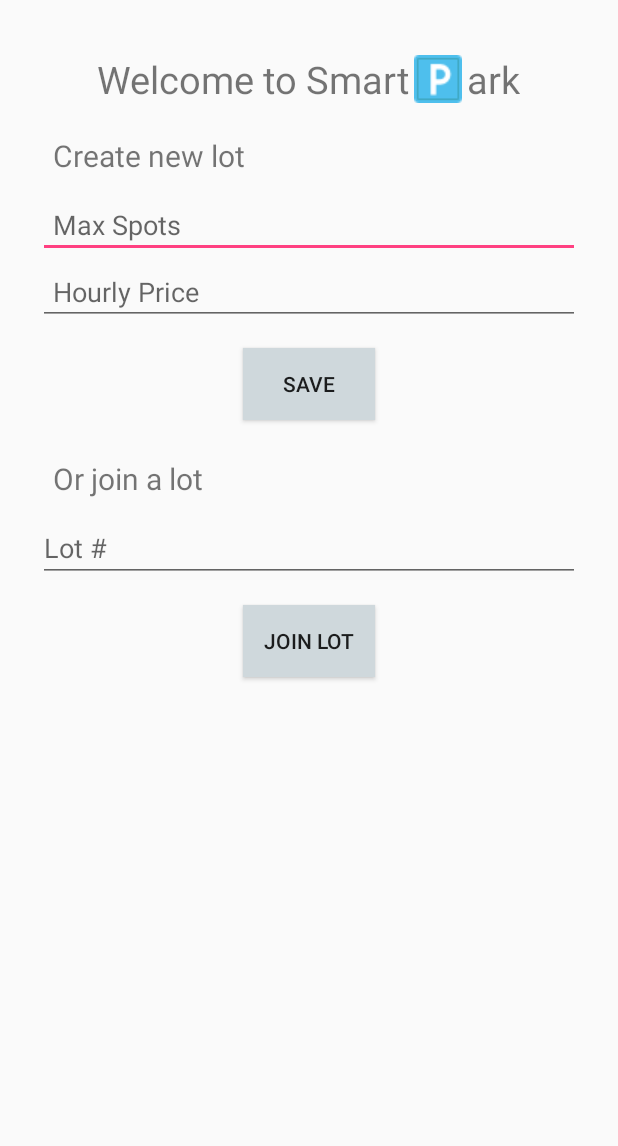
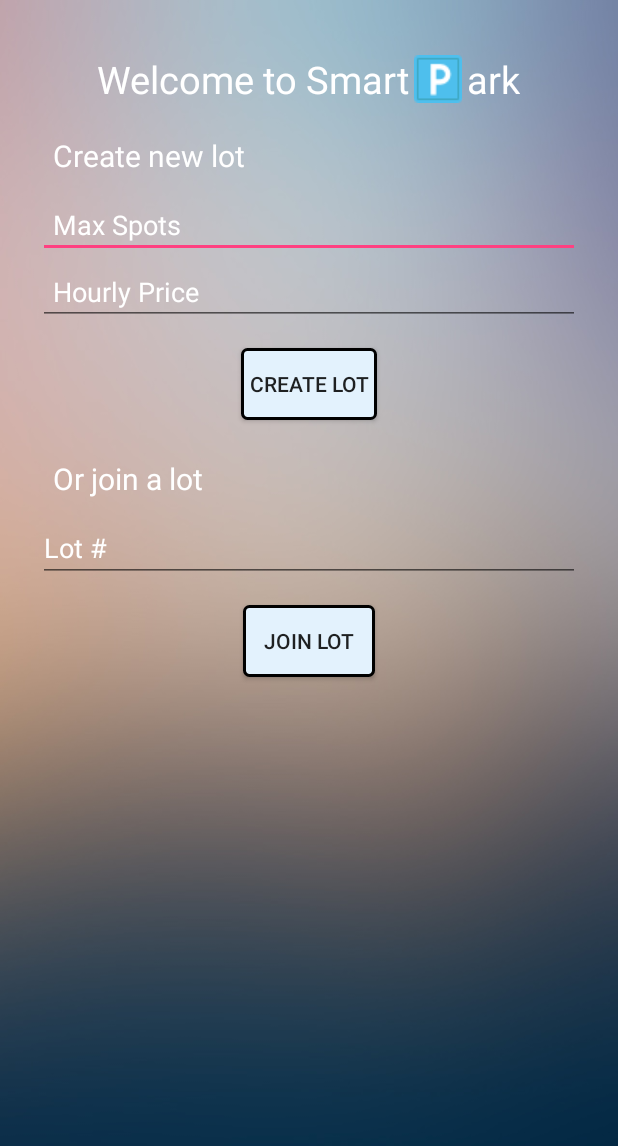
Before and after one commit to kevinfaust0308/AutoPark, an Android app: the layout activity_registration.xml on its own in the app's theme, with its tools: preview values and no code run, on a phone screen of 412 x 824 dp. Shown: the top 1146 px of the screen. Run offline under Robolectric (Android 15) with nearby library versions, the phone set to English and light mode, and no system bars.

Commit message:
ui updates

```diff
--- /dev/null
+++ b/app/src/main/res/drawable/round_button.xml
@@ -0,0 +1,7 @@
+<?xml version="1.0" encoding="utf-8"?>
+<shape xmlns:android="http://schemas.android.com/apk/res/android"
+       android:shape="rectangle">
+    <solid android:color="@color/md_blue_50" />
+    <corners android:radius="3dp" />
+    <stroke android:width="3px" android:color="#000000" />
+</shape>
--- a/app/src/main/res/layout/activity_main.xml
+++ b/app/src/main/res/layout/activity_main.xml
@@ -6,6 +6,7 @@
     android:id="@+id/activity_main"
     android:layout_width="match_parent"
     android:layout_height="match_parent"
+    android:background="@drawable/background"
     android:gravity="center_horizontal"
     android:orientation="vertical"
     tools:context="com.monsoonblessing.kevinfaust.ruhacks.MainActivity">
@@ -16,6 +17,7 @@
         android:layout_height="wrap_content"
         android:padding="15dp"
         android:text="License Plate"
+        android:textColor="@color/md_white_1000"
         android:textSize="17sp"/>
 
     <ImageView
@@ -42,6 +44,7 @@
         android:layout_marginTop="8dp"
         android:padding="8dp"
         android:text="Result:"
+        android:textColor="@color/md_white_1000"
         android:textSize="20sp"
         android:visibility="gone"/>
 
@@ -54,6 +57,8 @@
         android:visibility="gone">
 
         <EditText
+            android:textColorHint="@color/md_white_1000"
+            android:textColor="@color/md_white_1000"
             android:id="@+id/creditCardText"
             android:layout_width="wrap_content"
             android:layout_height="wrap_content"
@@ -67,7 +72,7 @@
             android:layout_height="wrap_content"
             android:layout_marginLeft="8dp"
             android:layout_marginStart="8dp"
-            android:background="@color/md_blue_grey_100"
+            android:background="@drawable/round_button"
             android:text="verify"/>
 
     </LinearLayout>
@@ -90,6 +95,7 @@
             android:inputType="textPersonName"
             android:maxLines="10"
             android:padding="5dp"
+            android:textColor="@color/md_white_1000"
             android:textSize="15sp"/>
 
         <TextView
@@ -101,6 +107,7 @@
             android:inputType="textPersonName"
             android:maxLines="10"
             android:padding="5dp"
+            android:textColor="@color/md_white_1000"
             android:textSize="15sp"/>
 
     </LinearLayout>
@@ -117,7 +124,8 @@
             android:layout_height="wrap_content"
             android:layout_gravity="bottom"
             android:gravity="center_horizontal"
-            android:text="Lot availability:"/>
+            android:text="Lot availability:"
+            android:textColor="@color/md_white_1000"/>
 
     </LinearLayout>
 
--- a/app/src/main/res/layout/activity_registration.xml
+++ b/app/src/main/res/layout/activity_registration.xml
@@ -4,39 +4,42 @@
     xmlns:tools="http://schemas.android.com/tools"
     android:layout_width="match_parent"
     android:layout_height="match_parent"
+    android:background="@drawable/background"
     android:orientation="vertical"
     android:padding="25dp"
     tools:context="com.monsoonblessing.kevinfaust.ruhacks.RegistrationActivity">
 
     <LinearLayout
+        android:layout_width="match_parent"
+        android:layout_height="wrap_content"
         android:gravity="center"
-        android:layout_width="match_parent"
-        android:orientation="horizontal"
-        android:layout_height="wrap_content">
+        android:orientation="horizontal">
 
         <TextView
             android:layout_width="wrap_content"
             android:layout_height="wrap_content"
+            android:paddingBottom="10dp"
+            android:paddingLeft="10dp"
+            android:paddingRight="3dp"
             android:paddingTop="10dp"
-            android:paddingBottom="10dp"
-            android:paddingRight="3dp"
-            android:paddingLeft="10dp"
             android:text="Welcome to Smart"
+            android:textColor="@color/md_white_1000"
             android:textSize="25sp"/>
 
         <ImageView
             android:layout_width="wrap_content"
-            android:src="@drawable/parking"
-            android:layout_height="wrap_content"/>
+            android:layout_height="wrap_content"
+            android:src="@drawable/parking"/>
 
         <TextView
             android:layout_width="wrap_content"
             android:layout_height="wrap_content"
+            android:paddingBottom="10dp"
+            android:paddingLeft="3dp"
+            android:paddingRight="10dp"
             android:paddingTop="10dp"
-            android:paddingBottom="10dp"
-            android:paddingRight="10dp"
-            android:paddingLeft="3dp"
             android:text="ark"
+            android:textColor="@color/md_white_1000"
             android:textSize="25sp"/>
 
     </LinearLayout>
@@ -47,9 +50,12 @@
         android:layout_height="wrap_content"
         android:padding="10dp"
         android:text="Create new lot"
+        android:textColor="@color/md_white_1000"
         android:textSize="20sp"/>
 
     <EditText
+        android:textColorHint="@color/md_white_1000"
+        android:textColor="@color/md_white_1000"
         android:id="@+id/max_spots_text"
         android:layout_width="match_parent"
         android:layout_height="wrap_content"
@@ -57,6 +63,8 @@
         android:padding="10dp"/>
 
     <EditText
+        android:textColorHint="@color/md_white_1000"
+        android:textColor="@color/md_white_1000"
         android:id="@+id/hourly_price_text"
         android:layout_width="match_parent"
         android:layout_height="wrap_content"
@@ -69,8 +77,9 @@
         android:layout_height="wrap_content"
         android:layout_gravity="center_horizontal"
         android:layout_margin="15dp"
-        android:background="@color/md_blue_grey_100"
-        android:text="Save"/>
+        android:background="@drawable/round_button"
+        android:padding="5dp"
+        android:text="create lot"/>
 
 
     <TextView
@@ -78,9 +87,12 @@
         android:layout_height="wrap_content"
         android:padding="10dp"
         android:text="Or join a lot"
+        android:textColor="@color/md_white_1000"
         android:textSize="20sp"/>
 
     <EditText
+        android:textColorHint="@color/md_white_1000"
+        android:textColor="@color/md_white_1000"
         android:id="@+id/join_lot_text"
         android:layout_width="match_parent"
         android:layout_height="wrap_content"
@@ -92,7 +104,7 @@
         android:layout_height="wrap_content"
         android:layout_gravity="center_horizontal"
         android:layout_margin="15dp"
-        android:background="@color/md_blue_grey_100"
+        android:background="@drawable/round_button"
         android:text="Join Lot"/>
 
 </LinearLayout>
--- a/app/src/main/res/values/styles.xml
+++ b/app/src/main/res/values/styles.xml
@@ -1,7 +1,7 @@
 <resources>
 
     <!-- Base application theme. -->
-    <style name="AppTheme" parent="Theme.AppCompat.Light.DarkActionBar">
+    <style name="AppTheme" parent="Theme.AppCompat.Light.NoActionBar">
         <!-- Customize your theme here. -->
         <item name="colorPrimary">@color/colorPrimary</item>
         <item name="colorPrimaryDark">@color/colorPrimaryDark</item>
```
Also changed, not shown: app/src/main/res/drawable/background.jpg (added).
